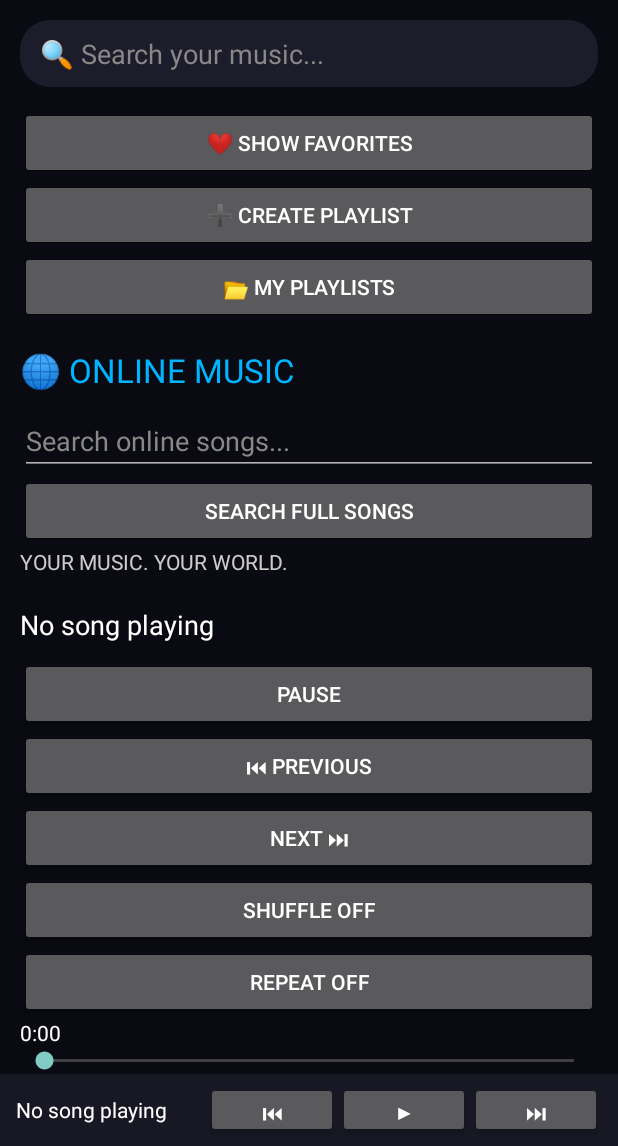
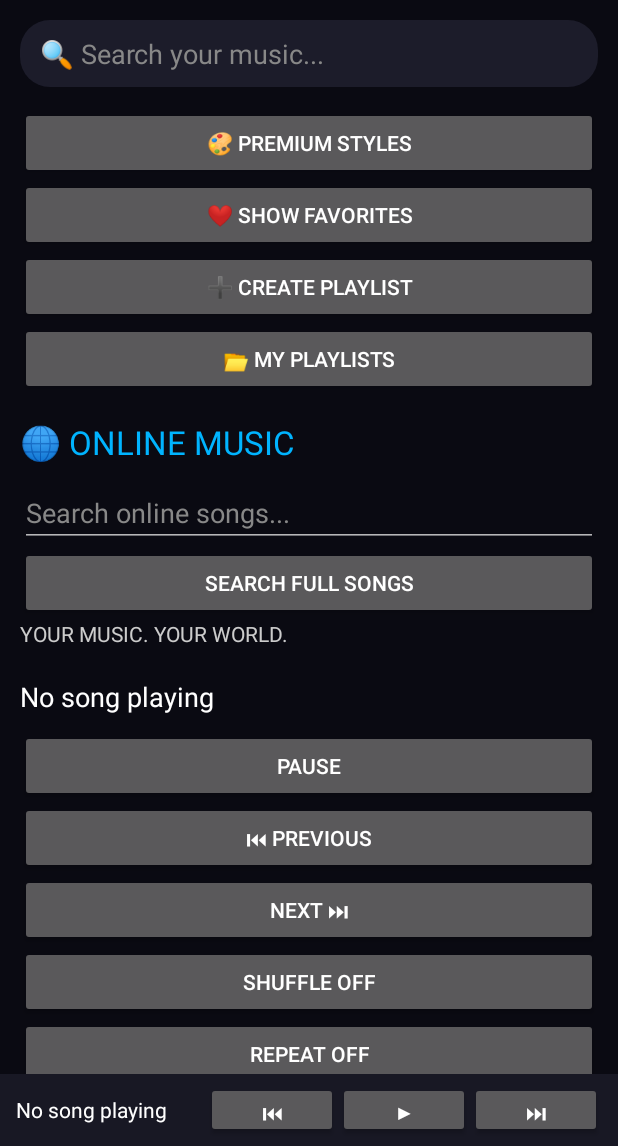
Before and after one commit to vaghelamahipalsinh/ECHO, an Android app: the screen it shows after launch (MainActivity), on a phone screen of 412 x 824 dp, the part 90-1236 px from its top. Run offline under Robolectric (Android 15) with nearby library versions, the phone set to English and light mode, and no system bars; pictures from the network do not load.

Commit message:
Add ECHO premium color themes

```diff
--- a/app/src/main/java/com/echo/music/MainActivity.java
+++ b/app/src/main/java/com/echo/music/MainActivity.java
@@ -67,6 +67,7 @@ Runnable progressUpdater;
     @Override
     protected void onCreate(Bundle savedInstanceState) {
         super.onCreate(savedInstanceState);
+        loadTheme();
 
         getWindow().setStatusBarColor(bg);
         getWindow().setNavigationBarColor(bg);
@@ -102,6 +103,12 @@ Runnable progressUpdater;
                 new LinearLayout.LayoutParams(-1, -2);
         searchParams.setMargins(0, 20, 0, 20);
         layout.addView(searchBar, searchParams);
+
+Button themeButton = new Button(this);
+themeButton.setText("🎨 PREMIUM STYLES");
+themeButton.setOnClickListener(v -> showThemeDialog());
+layout.addView(themeButton);
+
 Button favoritesFilter = new Button(this);
 favoritesFilter.setText("❤️ SHOW FAVORITES");
 
@@ -1099,6 +1106,8 @@ void playAudiusTrack(int index) {
     }
 }
 
+void loadTheme(){int t=getSharedPreferences("ECHO_SETTINGS",0).getInt("theme",0);int[] b={0xff0a0a12,0xff0f081c,0xff051423,0xff230c14,0xff081912};int[] a={0xff00b4ff,0xffbe50ff,0xff00dcdc,0xffff9141,0xff32dc82};bg=b[t>=0&&t<5?t:0];blue=a[t>=0&&t<5?t:0];}
+void showThemeDialog(){String[] n={"🌌 Midnight Blue","💜 Neon Purple","🌊 Ocean","🌅 Sunset","💚 Emerald"};new android.app.AlertDialog.Builder(this).setTitle("🎨 ECHO PREMIUM STYLES").setItems(n,(d,w)->{getSharedPreferences("ECHO_SETTINGS",0).edit().putInt("theme",w).apply();recreate();}).setNegativeButton("CANCEL",null).show();}
 String formatTime(int milliseconds) {
     int minutes = milliseconds / 60000;
     int seconds = (milliseconds / 1000) % 60;
```
